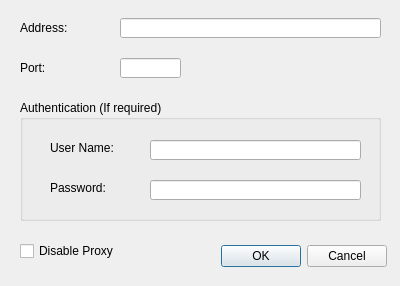
First picture: the form in src/ui/wizproxydialog.ui, repository WizTeam/WizQTClient, before the edit.
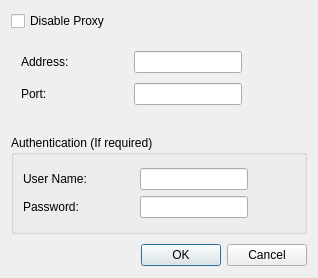
Second picture: the form after the edit.

Diff of the .ui file:
```diff
--- a/src/ui/wizproxydialog.ui
+++ b/src/ui/wizproxydialog.ui
@@ -6,21 +6,96 @@
    <rect>
     <x>0</x>
     <y>0</y>
-    <width>400</width>
-    <height>286</height>
+    <width>318</width>
+    <height>278</height>
    </rect>
   </property>
   <property name="windowTitle">
    <string>Proxy settings</string>
   </property>
+  <layout class="QVBoxLayout" name="verticalLayout">
+   <property name="spacing">
+    <number>10</number>
+   </property>
+   <property name="bottomMargin">
+    <number>12</number>
+   </property>
+   <item>
+    <widget class="QCheckBox" name="checkProxyStatus">
+     <property name="text">
+      <string>Disable Proxy</string>
+     </property>
+    </widget>
+   </item>
+   <item>
+    <layout class="QGridLayout" name="gridLayout">
+     <property name="leftMargin">
+      <number>10</number>
+     </property>
+     <property name="topMargin">
+      <number>10</number>
+     </property>
+     <property name="rightMargin">
+      <number>10</number>
+     </property>
+     <property name="bottomMargin">
+      <number>20</number>
+     </property>
+     <property name="spacing">
+      <number>10</number>
+     </property>
+     <item row="1" column="0" colspan="2">
+      <widget class="QLabel" name="label_2">
+       <property name="sizePolicy">
+        <sizepolicy hsizetype="Preferred" vsizetype="Maximum">
+         <horstretch>0</horstretch>
+         <verstretch>0</verstretch>
+        </sizepolicy>
+       </property>
+       <property name="text">
+        <string>Port: </string>
+       </property>
+       <property name="buddy">
+        <cstring>editPort</cstring>
+       </property>
+      </widget>
+     </item>
+     <item row="1" column="5">
+      <spacer name="horizontalSpacer_2">
+       <property name="orientation">
+        <enum>Qt::Horizontal</enum>
+       </property>
+       <property name="sizeHint" stdset="0">
+        <size>
+         <width>40</width>
+         <height>20</height>
+        </size>
+       </property>
+      </spacer>
+     </item>
+     <item row="1" column="3" colspan="2">
+      <widget class="QLineEdit" name="editPort"/>
+     </item>
+     <item row="0" column="5">
+      <spacer name="horizontalSpacer">
+       <property name="orientation">
+        <enum>Qt::Horizontal</enum>
+       </property>
+       <property name="sizeHint" stdset="0">
+        <size>
+         <width>40</width>
+         <height>20</height>
+        </size>
+       </property>
+      </spacer>
+     </item>
+     <item row="0" column="0" colspan="2">
   <widget class="QLabel" name="label">
-   <property name="geometry">
-    <rect>
-     <x>20</x>
-     <y>20</y>
-     <width>81</width>
-     <height>16</height>
-    </rect>
+       <property name="sizePolicy">
+        <sizepolicy hsizetype="Preferred" vsizetype="Maximum">
+         <horstretch>0</horstretch>
+         <verstretch>0</verstretch>
+        </sizepolicy>
    </property>
    <property name="text">
     <string>Address:</string>
@@ -29,89 +104,73 @@
     <cstring>editAddress</cstring>
    </property>
   </widget>
-  <widget class="QLineEdit" name="editAddress">
-   <property name="geometry">
-    <rect>
-     <x>120</x>
-     <y>18</y>
-     <width>261</width>
-     <height>20</height>
-    </rect>
-   </property>
-  </widget>
-  <widget class="QLineEdit" name="editPort">
-   <property name="geometry">
-    <rect>
-     <x>120</x>
-     <y>58</y>
-     <width>61</width>
+     </item>
+     <item row="0" column="3" colspan="2">
+      <widget class="QLineEdit" name="editAddress"/>
+     </item>
+     <item row="0" column="2">
+      <spacer name="horizontalSpacer_5">
+       <property name="orientation">
+        <enum>Qt::Horizontal</enum>
+       </property>
+       <property name="sizeHint" stdset="0">
+        <size>
+         <width>10</width>
      <height>20</height>
-    </rect>
-   </property>
-  </widget>
-  <widget class="QLabel" name="label_2">
-   <property name="geometry">
-    <rect>
-     <x>20</x>
-     <y>60</y>
-     <width>81</width>
-     <height>16</height>
-    </rect>
-   </property>
-   <property name="text">
-    <string>Port:</string>
-   </property>
-   <property name="buddy">
-    <cstring>editPort</cstring>
-   </property>
-  </widget>
+        </size>
+       </property>
+      </spacer>
+     </item>
+     <item row="1" column="2">
+      <spacer name="horizontalSpacer_6">
+       <property name="orientation">
+        <enum>Qt::Horizontal</enum>
+       </property>
+       <property name="sizeHint" stdset="0">
+        <size>
+         <width>10</width>
+         <height>20</height>
+        </size>
+       </property>
+      </spacer>
+     </item>
+    </layout>
+   </item>
+   <item>
   <widget class="QGroupBox" name="groupBox">
-   <property name="geometry">
-    <rect>
-     <x>20</x>
-     <y>100</y>
-     <width>361</width>
-     <height>121</height>
-    </rect>
+     <property name="sizePolicy">
+      <sizepolicy hsizetype="Preferred" vsizetype="MinimumExpanding">
+       <horstretch>0</horstretch>
+       <verstretch>0</verstretch>
+      </sizepolicy>
    </property>
    <property name="title">
     <string>Authentication (If required)</string>
    </property>
-   <widget class="QLabel" name="label_3">
-    <property name="geometry">
-     <rect>
-      <x>30</x>
-      <y>40</y>
-      <width>81</width>
-      <height>16</height>
-     </rect>
-    </property>
-    <property name="text">
-     <string>User Name:</string>
-    </property>
-    <property name="buddy">
-     <cstring>editUserName</cstring>
-    </property>
-   </widget>
-   <widget class="QLineEdit" name="editUserName">
-    <property name="geometry">
-     <rect>
-      <x>130</x>
-      <y>40</y>
-      <width>211</width>
+     <layout class="QVBoxLayout" name="verticalLayout_2">
+      <item>
+       <layout class="QGridLayout" name="gridLayout_2">
+        <item row="0" column="3">
+         <spacer name="horizontalSpacer_3">
+          <property name="orientation">
+           <enum>Qt::Horizontal</enum>
+          </property>
+          <property name="sizeHint" stdset="0">
+           <size>
+            <width>40</width>
       <height>20</height>
-     </rect>
-    </property>
-   </widget>
+           </size>
+          </property>
+         </spacer>
+        </item>
+        <item row="1" column="2">
+         <widget class="QLineEdit" name="editPassword"/>
+        </item>
+        <item row="0" column="2">
+         <widget class="QLineEdit" name="editUserName"/>
+        </item>
+        <item row="1" column="0">
    <widget class="QLabel" name="label_4">
-    <property name="geometry">
-     <rect>
-      <x>30</x>
-      <y>80</y>
-      <width>91</width>
-      <height>16</height>
-     </rect>
-    </property>
     <property name="text">
      <string>Password:</string>
     </property>
@@ -119,26 +178,63 @@
      <cstring>editPassword</cstring>
     </property>
    </widget>
-   <widget class="QLineEdit" name="editPassword">
-    <property name="geometry">
-     <rect>
-      <x>130</x>
-      <y>80</y>
-      <width>211</width>
+        </item>
+        <item row="1" column="3">
+         <spacer name="horizontalSpacer_4">
+          <property name="orientation">
+           <enum>Qt::Horizontal</enum>
+          </property>
+          <property name="sizeHint" stdset="0">
+           <size>
+            <width>40</width>
       <height>20</height>
-     </rect>
-    </property>
-   </widget>
-  </widget>
+           </size>
+          </property>
+         </spacer>
+        </item>
+        <item row="0" column="0">
+         <widget class="QLabel" name="label_3">
+          <property name="text">
+           <string>User Name:</string>
+          </property>
+          <property name="buddy">
+           <cstring>editUserName</cstring>
+          </property>
+         </widget>
+        </item>
+        <item row="0" column="1">
+         <spacer name="horizontalSpacer_7">
+          <property name="orientation">
+           <enum>Qt::Horizontal</enum>
+          </property>
+          <property name="sizeHint" stdset="0">
+           <size>
+            <width>10</width>
+            <height>20</height>
+           </size>
+          </property>
+         </spacer>
+        </item>
+        <item row="1" column="1">
+         <spacer name="horizontalSpacer_8">
+          <property name="orientation">
+           <enum>Qt::Horizontal</enum>
+          </property>
+          <property name="sizeHint" stdset="0">
+           <size>
+            <width>10</width>
+            <height>20</height>
+           </size>
+          </property>
+         </spacer>
+        </item>
+       </layout>
+      </item>
+     </layout>
+    </widget>
+   </item>
+   <item>
   <widget class="QDialogButtonBox" name="buttonBox">
-   <property name="geometry">
-    <rect>
-     <x>186</x>
-     <y>240</y>
-     <width>201</width>
-     <height>32</height>
-    </rect>
-   </property>
    <property name="orientation">
     <enum>Qt::Horizontal</enum>
    </property>
@@ -146,19 +242,8 @@
     <set>QDialogButtonBox::Cancel|QDialogButtonBox::Ok</set>
    </property>
   </widget>
-  <widget class="QCheckBox" name="checkProxyStatus">
-   <property name="geometry">
-    <rect>
-     <x>20</x>
-     <y>240</y>
-     <width>131</width>
-     <height>22</height>
-    </rect>
-   </property>
-   <property name="text">
-    <string>Disable Proxy</string>
-   </property>
-  </widget>
+   </item>
+  </layout>
  </widget>
  <tabstops>
   <tabstop>editAddress</tabstop>
```
Lines whose indentation alone changed are shown as unchanged.
